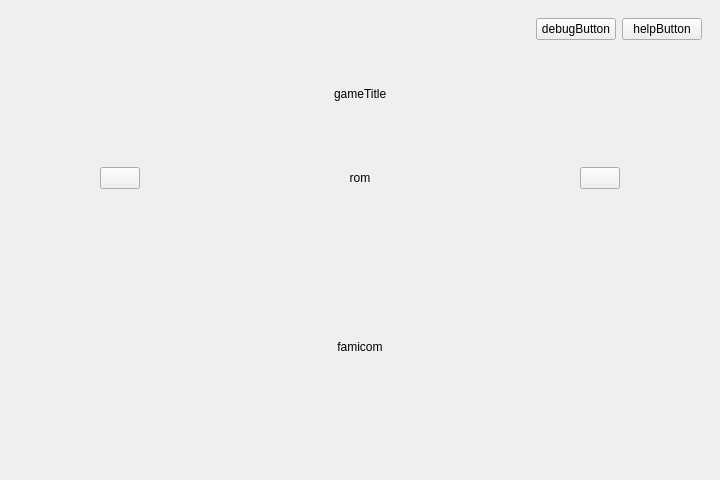
First picture: the form in GUITesting/mainwindow.ui, repository Emu-gators/emugators2.0, before the edit.
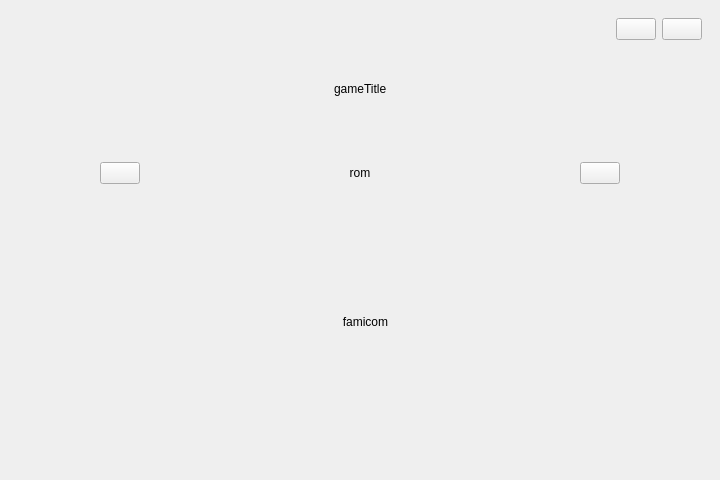
Second picture: the form after the edit.

Commit message: calibration screen completely reworked, finalized all buttons, got adaptive display scaling to a good spot

The edit to the form file:
```diff
--- a/GUITesting/mainwindow.ui
+++ b/GUITesting/mainwindow.ui
@@ -58,14 +58,14 @@
        <item>
         <widget class="QPushButton" name="debugButton">
          <property name="text">
-          <string>debugButton</string>
+          <string/>
          </property>
         </widget>
        </item>
        <item>
         <widget class="QPushButton" name="helpButton">
          <property name="text">
-          <string>helpButton</string>
+          <string/>
          </property>
         </widget>
        </item>
@@ -77,10 +77,13 @@
       <property name="orientation">
        <enum>Qt::Vertical</enum>
       </property>
+      <property name="sizeType">
+       <enum>QSizePolicy::Fixed</enum>
+      </property>
       <property name="sizeHint" stdset="0">
        <size>
         <width>20</width>
-        <height>40</height>
+        <height>15</height>
        </size>
       </property>
      </spacer>
@@ -157,7 +160,7 @@
          </property>
          <property name="sizeHint" stdset="0">
           <size>
-           <width>40</width>
+           <width>80</width>
            <height>20</height>
           </size>
          </property>
@@ -221,7 +224,7 @@
          </property>
          <property name="sizeHint" stdset="0">
           <size>
-           <width>40</width>
+           <width>80</width>
            <height>20</height>
           </size>
          </property>
@@ -271,9 +274,12 @@
          <property name="orientation">
           <enum>Qt::Horizontal</enum>
          </property>
+         <property name="sizeType">
+          <enum>QSizePolicy::MinimumExpanding</enum>
+         </property>
          <property name="sizeHint" stdset="0">
           <size>
-           <width>40</width>
+           <width>235</width>
            <height>20</height>
           </size>
          </property>
@@ -325,11 +331,8 @@
       <property name="orientation">
        <enum>Qt::Vertical</enum>
       </property>
-      <property name="sizeHint" stdset="0">
-       <size>
-        <width>20</width>
-        <height>40</height>
-       </size>
+      <property name="sizeType">
+       <enum>QSizePolicy::Expanding</enum>
       </property>
      </spacer>
     </item>
@@ -341,7 +344,7 @@
       <property name="sizeHint" stdset="0">
        <size>
         <width>20</width>
-        <height>40</height>
+        <height>140</height>
        </size>
       </property>
      </spacer>
```
Left out of the diff: 25 changed lines with no effect on the pictures. The commit also changes 20 other files.
